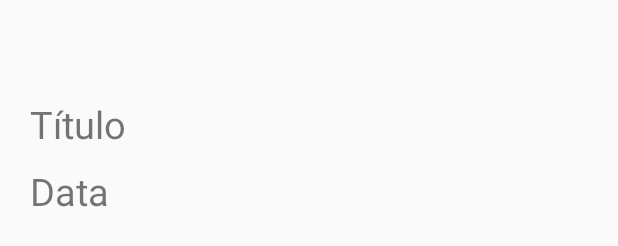
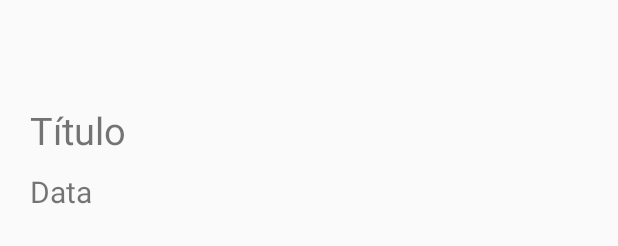
Before and after one commit to vteodoro/HelpTaskApp, an Android app: the layout lista_tarefas_item.xml on its own in the app's theme, with its tools: preview values and no code run, on a phone screen of 412 x 824 dp. Shown: the part 155-401 px from the top of the screen. Run offline under Robolectric (Android 15) with nearby library versions, the phone set to English and light mode, and no system bars.

Commit message:
Editar textsize do item

```diff
--- a/app/src/main/res/layout/lista_tarefas_item.xml
+++ b/app/src/main/res/layout/lista_tarefas_item.xml
@@ -31,7 +31,7 @@
             android:layout_marginLeft="20dp"
             android:layout_marginTop="10dp"
             android:text="Data"
-            android:textSize="25dp" />
+            android:textSize="20dp" />
 
     </LinearLayout>
 
```
